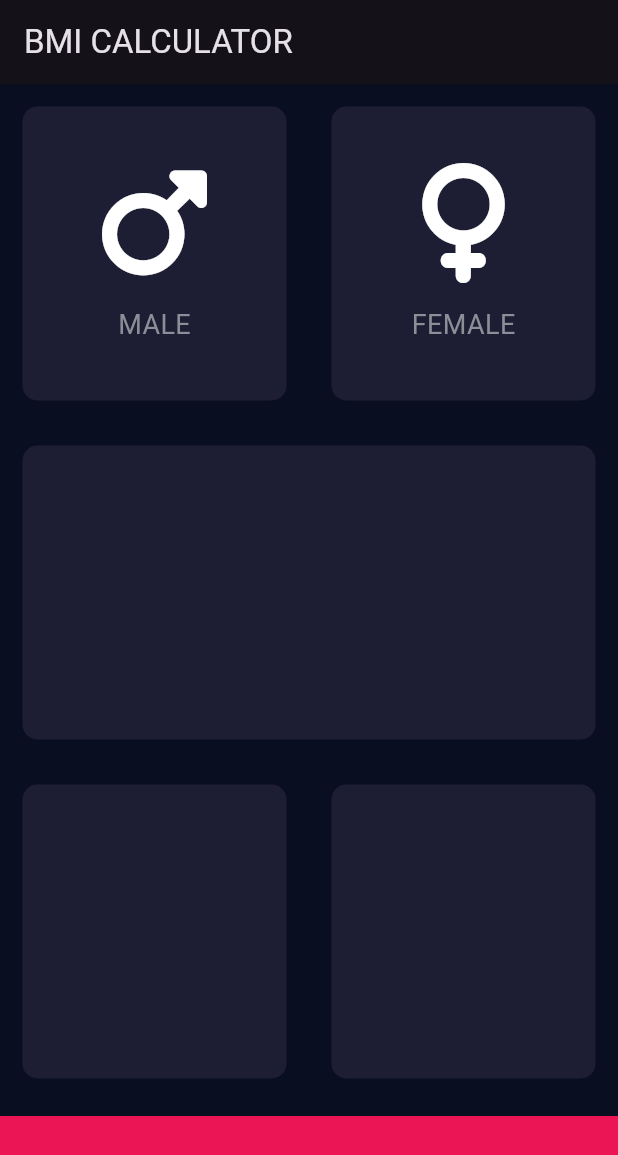
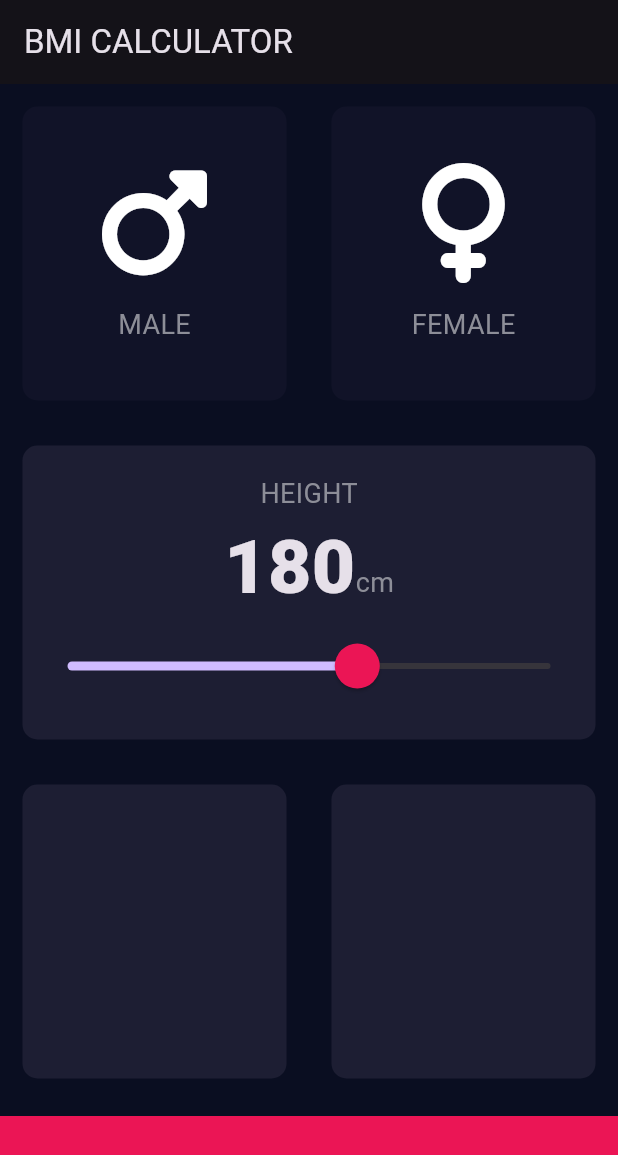
Before and after one commit to dong336/bmi_calculator_flutter, a Flutter app: the screen it shows after launch, on a phone screen of 412 x 824 dp. Shown: the top 1155 px of the screen. Run offline on Flutter 3.47's test engine with Material 3 defaults, Android fonts, the phone set to English and light mode, and no system bars; our stand-ins replace font_awesome_flutter.

Commit message:
Slider 를 만들어보자

```diff
--- /dev/null
+++ b/lib/constants.dart
@@ -0,0 +1,15 @@
+import 'package:flutter/material.dart';
+
+const kLabelTextStyle = TextStyle(
+  fontSize: 18.0,
+  color: Color(0xFF8D8E98),
+);
+
+const kBottomContainerHeight = 80.0;
+const kActiveCardColor_ = Color(0xFF1D1E33);
+const kInactiveCardColor_ = Color(0xFF111328);
+const kBottomContainerColor = Color(0xFFEB1555);
+const kNumberTextStyle = TextStyle(
+  fontSize: 50.0,
+  fontWeight: FontWeight.w900,
+);
--- a/lib/icon_content.dart
+++ b/lib/icon_content.dart
@@ -1,9 +1,5 @@
 import 'package:flutter/material.dart';
-
-const labelTextStyle = TextStyle(
-  fontSize: 18.0,
-  color: Color(0xFF8D8E98),
-);
+import 'constants.dart';
 
 class IconContent extends StatelessWidget {
   final IconData icon;
@@ -29,7 +25,7 @@ class IconContent extends StatelessWidget {
         ),
         Text(
             label,
-            style: labelTextStyle,
+            style: kLabelTextStyle,
         ),
       ],
     );
--- a/lib/input_page.dart
+++ b/lib/input_page.dart
@@ -2,10 +2,12 @@ import 'package:flutter/material.dart';
 import 'package:font_awesome_flutter/font_awesome_flutter.dart';
 import 'icon_content.dart';
 import 'reuse_card.dart';
+import 'constants.dart';
 
-const bottomContainerHeight = 80.0;
-const activeCardColor_ = Color(0xFF1D1E33);
-const bottomContainerColor = Color(0xFFEB1555);
+enum Gender {
+  male,
+  female,
+}
 
 class InputPage extends StatefulWidget {
   const InputPage({super.key});
@@ -15,6 +17,9 @@ class InputPage extends StatefulWidget {
 }
 
 class _InputPageState extends State<InputPage> {
+  Gender? selectedGender;
+  int height = 180;
+
   @override
   Widget build(BuildContext context) {
     return Scaffold(
@@ -22,50 +27,117 @@ class _InputPageState extends State<InputPage> {
           title: const Text('BMI CALCULATOR'),
         ),
         body: Column(
+          crossAxisAlignment: CrossAxisAlignment.stretch,
           children: [
-          const Expanded(
+            Expanded(
               child: Row(
                 children: [
-                Expanded(child: ReuseCard(
-                  color_: activeCardColor_,
-                  cardChild: IconContent(
-                    icon: FontAwesomeIcons.mars,
-                    label: 'MALE'
+                  Expanded(
+                    child: ReuseCard(
+                      onPress: () {
+                        setState(() {
+                          selectedGender = Gender.male;
+                        });
+                      },
+                      color_: selectedGender == Gender.male
+                          ? kActiveCardColor_
+                          : kInactiveCardColor_,
+                      cardChild: const IconContent(
+                          icon: FontAwesomeIcons.mars, label: 'MALE'),
                     ),
-                )),
-                Expanded(child: ReuseCard(
-                  color_: activeCardColor_,
-                  cardChild: IconContent(
-                      icon: FontAwesomeIcons.venus,
-                      label: 'FEMALE'
                   ),
-                )),
+                  Expanded(
+                    child: ReuseCard(
+                      onPress: () {
+                        setState(() {
+                          selectedGender = Gender.female;
+                        });
+                      },
+                      color_: selectedGender == Gender.female
+                          ? kActiveCardColor_
+                          : kInactiveCardColor_,
+                      cardChild: const IconContent(
+                          icon: FontAwesomeIcons.venus, label: 'FEMALE'),
+                    ),
+                  ),
                 ],
               ),
             ),
-          const Expanded(
+            Expanded(
+              child: ReuseCard(
+                color_: kActiveCardColor_,
+                cardChild: Column(
+                  mainAxisAlignment: MainAxisAlignment.center,
+                  children: [
+                    const Text(
+                      'HEIGHT',
+                      style: kLabelTextStyle,
+                    ),
+                    Row(
+                      mainAxisAlignment: MainAxisAlignment.center,
+                      crossAxisAlignment: CrossAxisAlignment.baseline,
+                      textBaseline: TextBaseline.alphabetic,
+                      children: [
+                        Text(
+                          height.toString(),
+                          style: kNumberTextStyle,
+                        ),
+                        const Text(
+                          'cm',
+                          style: kLabelTextStyle,
+                        ),
+                      ],
+                    ),
+                    SliderTheme(
+                      data: SliderTheme.of(context).copyWith(
+                        inactiveTickMarkColor: const Color(0xFF8D8E98),
+                        activeTickMarkColor: Colors.white,
+                        thumbColor: const Color(0xFFEB1555),
+                        overlayColor: const Color(0x29EB1555),
+                        thumbShape: const RoundSliderThumbShape(enabledThumbRadius: 15.0),
+                        overlayShape: const RoundSliderOverlayShape(overlayRadius: 30.0),
+                      ),
+                      child: Slider(
+                        value: height.toDouble(),
+                        min: 120.0,
+                        max: 220.0,
+                        onChanged: (double value) {
+                          setState(() {
+                            height = value.round();
+                          });
+                        },
+                      ),
+                    ),
+                  ],
+                ),
+                onPress: () {},
+              ),
+            ),
+            Expanded(
               child: Row(
                 children: [
-                Expanded(child: ReuseCard(color_: activeCardColor_,)),
-              ],
+                  Expanded(
+                    child: ReuseCard(
+                      color_: kActiveCardColor_,
+                      onPress: () {},
                     ),
                   ),
-          const Expanded(
-            child: Row(
-              children: [
-                Expanded(child: ReuseCard(color_: activeCardColor_,)),
-                Expanded(child: ReuseCard(color_: activeCardColor_,)),
+                  Expanded(
+                    child: ReuseCard(
+                      color_: kActiveCardColor_,
+                      onPress: () {},
+                    ),
+                  ),
                 ],
               ),
             ),
             Container(
-            color: bottomContainerColor,
+              color: kBottomContainerColor,
               margin: const EdgeInsets.only(top: 10.0),
               width: double.infinity,
-            height: bottomContainerHeight,
+              height: kBottomContainerHeight,
             ),
           ],
-      )
-    );
+        ));
   }
 }
--- a/lib/main.dart
+++ b/lib/main.dart
@@ -10,6 +10,13 @@ class BMICalculator extends StatelessWidget {
   Widget build(BuildContext context) {
     return MaterialApp(
       theme: ThemeData.dark().copyWith(
+        sliderTheme: SliderTheme.of(context).copyWith(
+          activeTickMarkColor: Colors.white,
+          thumbColor: const Color(0xFFEB1555),
+          overlayColor: const Color(0x29EB1555),
+          thumbShape: const RoundSliderThumbShape(enabledThumbRadius: 15.0),
+          overlayShape: const RoundSliderOverlayShape(overlayRadius: 30.0),
+        ),
         primaryColor: const Color(0xFF0A0E21),
         scaffoldBackgroundColor: const Color(0xFF0A0E21),
       ),
--- a/lib/reuse_card.dart
+++ b/lib/reuse_card.dart
@@ -3,22 +3,27 @@ import 'package:flutter/material.dart';
 class ReuseCard extends StatelessWidget {
   final Color color_;
   final Widget? cardChild;
+  final Function onPress;
 
   const ReuseCard({
     super.key,
     required this.color_,
     this.cardChild,
+    required this.onPress,
   });
 
   @override
   Widget build(BuildContext context) {
-    return Container(
-      margin: const EdgeInsets.all(15.0),
-      decoration: BoxDecoration(
-        color: color_,
-        borderRadius: BorderRadius.circular(10.0),
+    return GestureDetector(
+      onTap: () => onPress(),
+      child: Container(
+        margin: const EdgeInsets.all(15.0),
+        decoration: BoxDecoration(
+          color: color_,
+          borderRadius: BorderRadius.circular(10.0),
+        ),
+        child: cardChild,
       ),
-      child: cardChild,
     );
   }
 }
```
Lines whose indentation alone changed are shown as unchanged.
